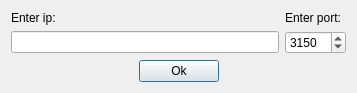
Old version of the form Lab2/TCPClientFiles/portdialog.ui in the repository rodimov/NetworksLabs_SUT.
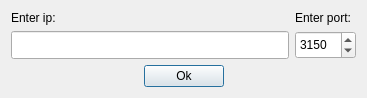
New version of the form.

Commit message: portdialog lineedit resize

Patch:
```diff
--- a/Lab2/TCPClientFiles/portdialog.ui
+++ b/Lab2/TCPClientFiles/portdialog.ui
@@ -6,8 +6,8 @@
    <rect>
     <x>0</x>
     <y>0</y>
-    <width>357</width>
-    <height>90</height>
+    <width>367</width>
+    <height>98</height>
    </rect>
   </property>
   <property name="windowTitle">
@@ -30,7 +30,14 @@
       </widget>
      </item>
      <item>
-      <widget class="QLineEdit" name="ip"/>
+      <widget class="QLineEdit" name="ip">
+       <property name="sizePolicy">
+        <sizepolicy hsizetype="Expanding" vsizetype="Expanding">
+         <horstretch>0</horstretch>
+         <verstretch>0</verstretch>
+        </sizepolicy>
+       </property>
+      </widget>
      </item>
     </layout>
    </item>
@@ -51,6 +58,12 @@
      </item>
      <item>
       <widget class="QSpinBox" name="port">
+       <property name="sizePolicy">
+        <sizepolicy hsizetype="Minimum" vsizetype="Expanding">
+         <horstretch>0</horstretch>
+         <verstretch>0</verstretch>
+        </sizepolicy>
+       </property>
        <property name="minimum">
         <number>1</number>
        </property>
```
The commit also changes 6 other files.
